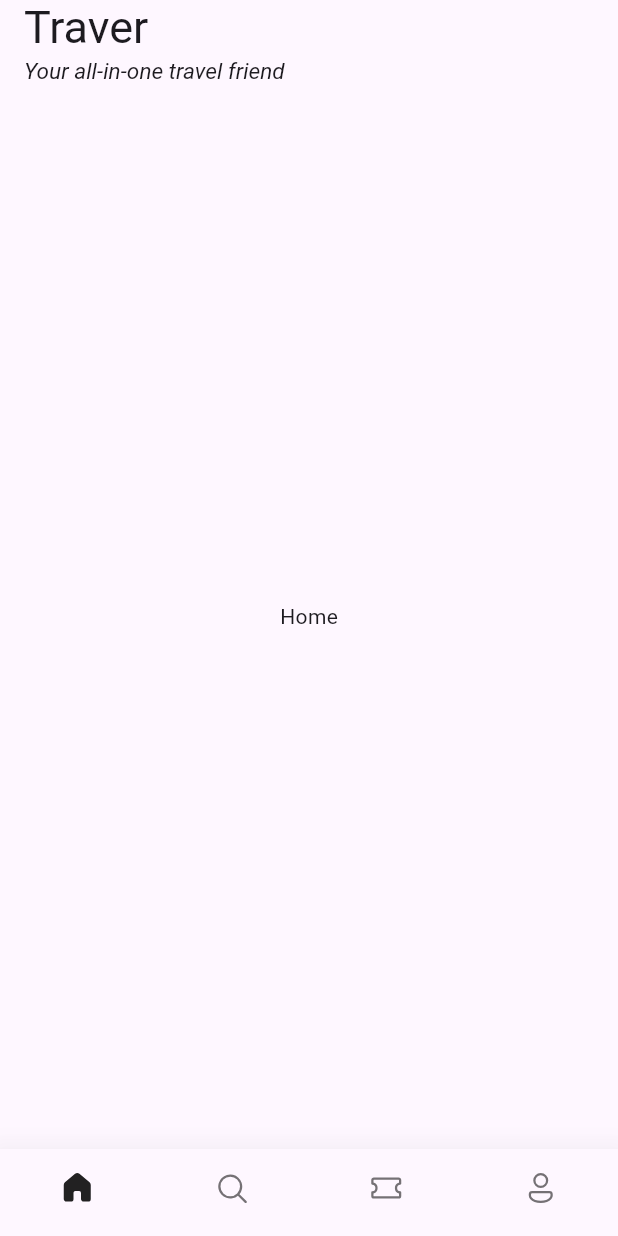
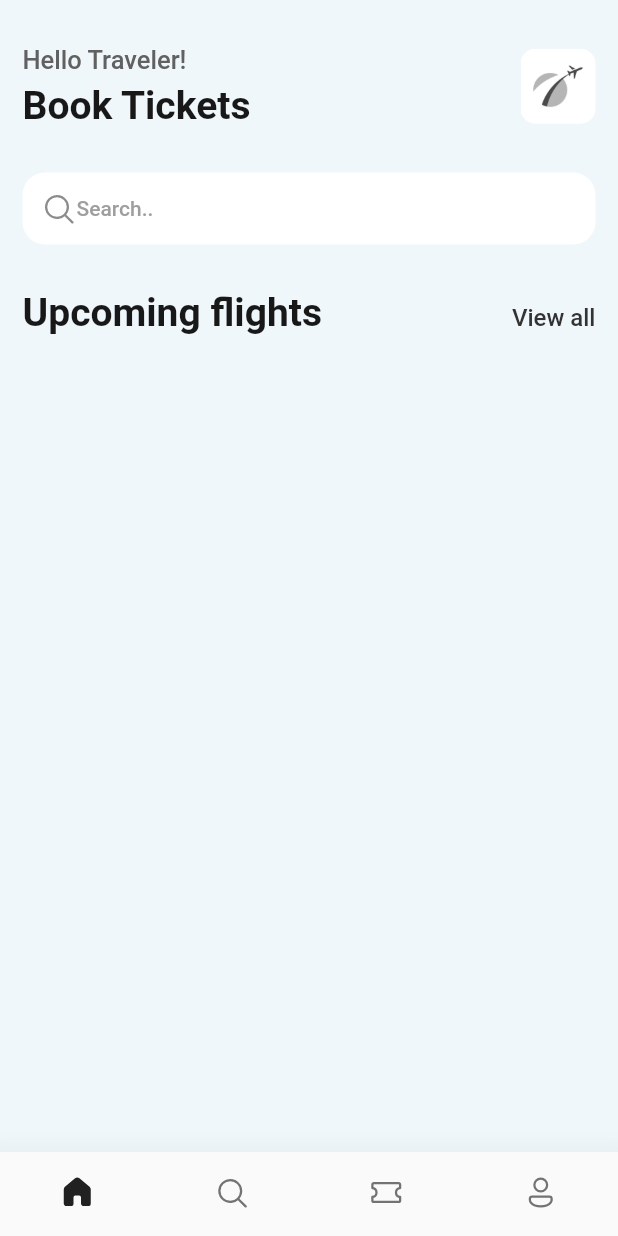
Before and after one commit to xX0ZAK0Xx/Traver, a Flutter app: the screen it shows after launch, on a phone screen of 412 x 824 dp. Run offline on Flutter 3.47's test engine with Material 2 defaults, Android fonts, the phone set to English and light mode, and no system bars; our stand-ins replace fluentui_icons.

Commit message:
Basic HomeScreen

```diff
--- a/lib/main.dart
+++ b/lib/main.dart
@@ -1,5 +1,6 @@
 import 'package:flutter/material.dart';
 import 'package:traver/screens/bottom_bar.dart';
+import 'package:traver/utils/app_styles.dart';
 
 void main() {
   runApp(const MyApp());
@@ -10,10 +11,12 @@ class MyApp extends StatelessWidget {
   @override
   Widget build(BuildContext context) {
     return MaterialApp(
+      debugShowCheckedModeBanner: false,
       title: 'Flutter Demo',
       theme: ThemeData(
-        colorScheme: ColorScheme.fromSeed(seedColor: Colors.deepPurple),
-        useMaterial3: true,
+        // colorScheme: ColorScheme.fromSeed(seedColor: Colors.deepPurple),
+        // useMaterial3: true,
+        primaryColor: primary,
       ),
       home: const BottomBar(),
     );
--- a/lib/screens/bottom_bar.dart
+++ b/lib/screens/bottom_bar.dart
@@ -1,6 +1,7 @@
 import 'package:fluentui_icons/fluentui_icons.dart';
 import 'package:flutter/cupertino.dart';
 import 'package:flutter/material.dart';
+import 'package:traver/screens/home_screen.dart';
 
 class BottomBar extends StatefulWidget {
   const BottomBar({super.key});
@@ -12,7 +13,7 @@ class BottomBar extends StatefulWidget {
 class _BottomBarState extends State<BottomBar> {
   int _selectedIndex = 0;
   static final List<Widget> _widgetOptions = <Widget>[
-    const Text("Home"),
+    HomeScreen(),
     const Text("Search"),
     const Text("Tickets"),
     const Text("Profile"),
@@ -24,15 +25,6 @@ class _BottomBarState extends State<BottomBar> {
   @override
   Widget build(BuildContext context) {
     return Scaffold(
-      appBar: AppBar(
-        title: Column(
-          crossAxisAlignment: CrossAxisAlignment.start,
-          children: [
-            Text("Traver", style: TextStyle(fontSize: 30),),
-            Text("Your all-in-one travel friend", style: TextStyle(fontSize: 15, fontWeight: FontWeight.w400, fontStyle: FontStyle.italic),),
-          ],
-        ),
-      ),
       body: Container(
         child: Center(child: _widgetOptions[_selectedIndex]),
       ),
--- /dev/null
+++ b/lib/screens/home_screen.dart
@@ -0,0 +1,76 @@
+import 'package:fluentui_icons/fluentui_icons.dart';
+import 'package:flutter/material.dart';
+import 'package:traver/utils/app_styles.dart';
+
+class HomeScreen extends StatelessWidget {
+  const HomeScreen({super.key});
+
+  @override
+  Widget build(BuildContext context) {
+    return Scaffold(
+      backgroundColor: Styles.bgColor,
+      body: SafeArea(
+        child: ListView(
+          children: [
+            Container(
+              padding: EdgeInsets.symmetric(horizontal: 15, vertical: 10),
+              child: Column(
+                children: [
+                  SizedBox(height: 20,),
+                  Row(
+                    mainAxisAlignment: MainAxisAlignment.spaceBetween,
+                    children: [
+                      Column(
+                        crossAxisAlignment: CrossAxisAlignment.start,
+                        children: [
+                          Text("Hello Traveler!", style: Styles.headLineStyle3,),
+                          SizedBox(height: 5,),
+                          Text("Book Tickets", style: Styles.headLineStyle1,),
+                        ],
+                      ),
+                      Container(
+                        height: 50,
+                        width: 50,
+                        decoration: BoxDecoration(
+                          borderRadius: BorderRadius.circular(10),
+                          image: DecorationImage(
+                            fit: BoxFit.cover,
+                            image: AssetImage("assets/images/img_1.png"),
+                          ),
+                        ),
+                      )
+                    ],
+                  ),
+                  SizedBox(height: 30,),
+                  Container(
+                    padding: EdgeInsets.all(12),
+                    decoration: BoxDecoration(
+                      color: Colors.white,
+                      borderRadius: BorderRadius.circular(15),
+                    ),
+                    child: Row(
+                      children: [
+                        Icon(FluentSystemIcons.ic_fluent_search_regular, color: Colors.black45,),
+                        Text("Search..", style: Styles.headLineStyle4,),
+                      ],
+                    ),
+                  ),
+                  SizedBox(height: 30,),
+                  Row(
+                    mainAxisAlignment: MainAxisAlignment.spaceBetween,
+                    textBaseline: TextBaseline.alphabetic,
+                    crossAxisAlignment: CrossAxisAlignment.baseline,
+                    children: [
+                      Text("Upcoming flights", style: Styles.headLineStyle1),
+                      Text("View all", style: Styles.textStyle.copyWith(color: Styles.primaryColor),),
+                    ],
+                  )
+                ],
+              ),
+            )
+          ],
+        ),
+      ),
+    );
+  }
+}
--- /dev/null
+++ b/lib/utils/app_styles.dart
@@ -0,0 +1,15 @@
+import 'package:flutter/material.dart';
+
+Color primary = Color.fromARGB(255, 51, 51, 51);
+class Styles{
+  static Color primaryColor = primary;
+  static Color textColor = const Color.fromARGB(255, 24, 24, 24);
+  static Color bgColor = Color.fromARGB(255, 239, 247, 251)!;
+  static Color blueColor = Color.fromARGB(255, 127, 153, 224)!;
+
+  static TextStyle textStyle = TextStyle(fontSize: 16, color: textColor, fontWeight: FontWeight.w500);
+  static TextStyle headLineStyle1 = TextStyle(fontSize: 26, color: textColor, fontWeight: FontWeight.bold);
+  static TextStyle headLineStyle2 = TextStyle(fontSize: 21, color: textColor, fontWeight: FontWeight.bold);
+  static TextStyle headLineStyle3 = TextStyle(fontSize: 17, color: Colors.grey.shade700, fontWeight: FontWeight.w500);
+  static TextStyle headLineStyle4 = TextStyle(fontSize: 14, color: Colors.grey.shade500, fontWeight: FontWeight.w500);
+}
--- a/pubspec.yaml
+++ b/pubspec.yaml
@@ -60,8 +60,8 @@ flutter:
   uses-material-design: true
 
   # To add assets to your application, add an assets section, like this:
-  # assets:
-  #   - images/a_dot_burr.jpeg
+  assets:
+    - assets/images/
   #   - images/a_dot_ham.jpeg
 
   # An image asset can refer to one or more resolution-specific "variants", see
```
Also changed, not shown: assets/images/img.png (added), assets/images/img_1.png (added), assets/images/one.png (added), assets/images/sit.jpg (added), assets/images/three.png (added), assets/images/two.png (added), assets/images/visa.png (added).
